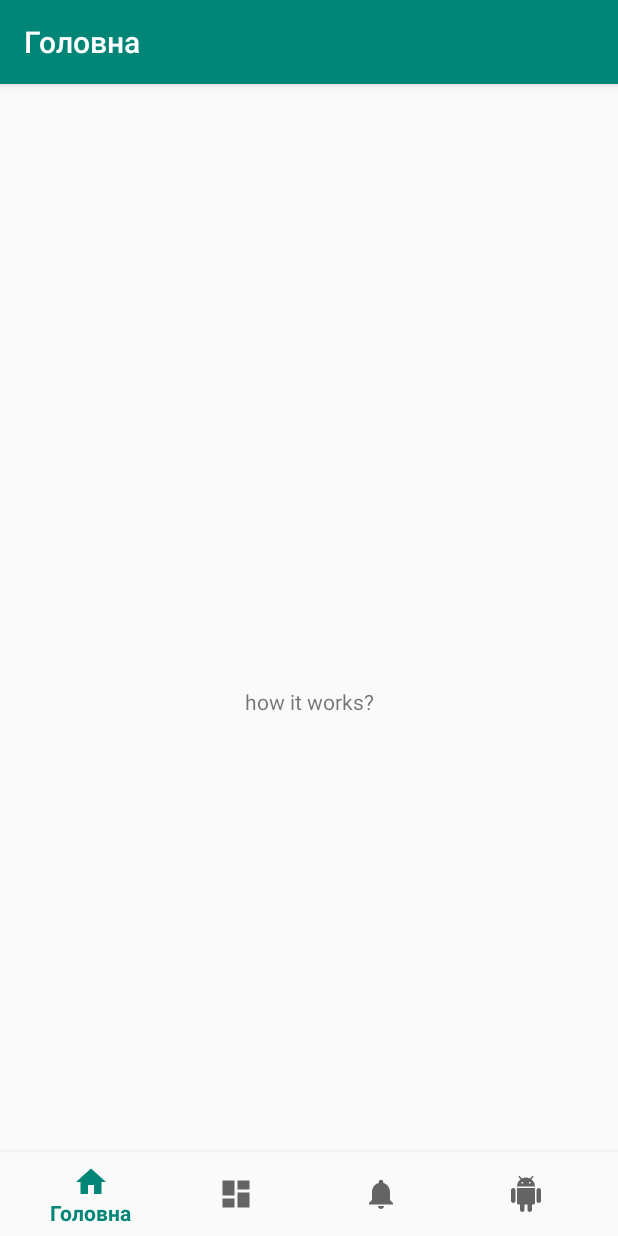
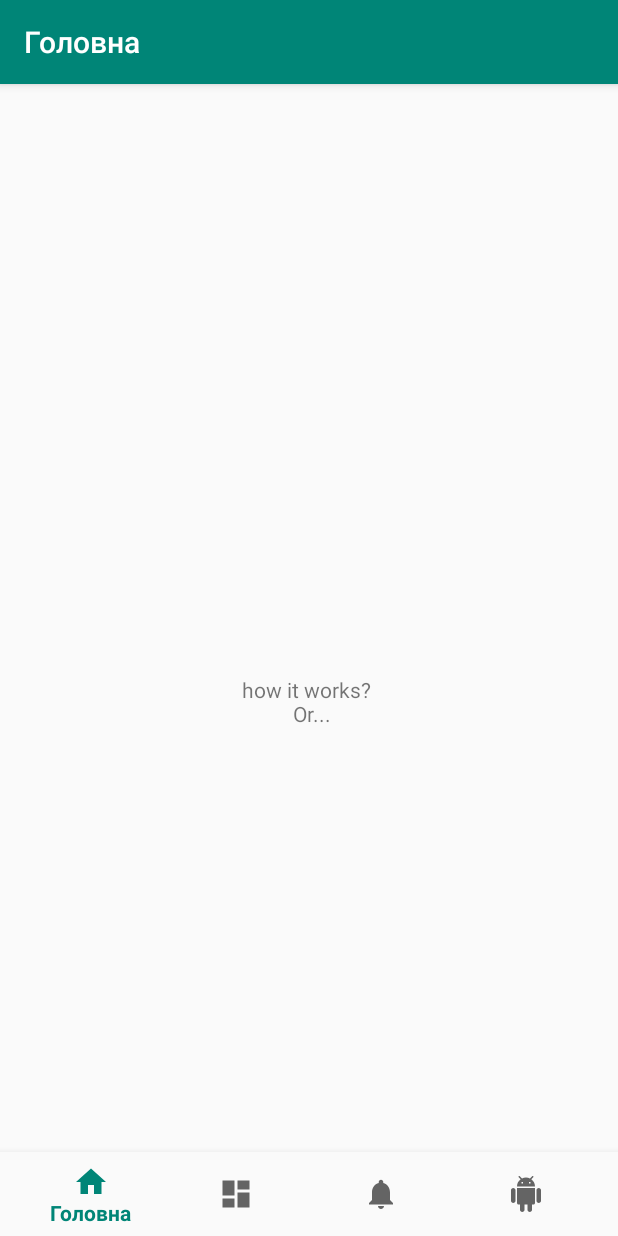
Before and after one commit to PeretsPasha/StereoBank, an Android app: the MainActivity screen opened directly, with no data from a screen before it, on a phone screen of 412 x 824 dp. Run offline under Robolectric (Android 15) with nearby library versions, the phone set to English and light mode, and no system bars; our stand-ins replace navigation-ui.

Commit message:
Short Text

```diff
--- a/app/src/main/res/layout/activity_main.xml
+++ b/app/src/main/res/layout/activity_main.xml
@@ -22,7 +22,7 @@
     <TextView
         android:layout_width="match_parent"
         android:layout_height="match_parent"
-        android:text="how it works?"
+        android:text="how it works? \n Or..."
         android:gravity="center"
 
         />
```
